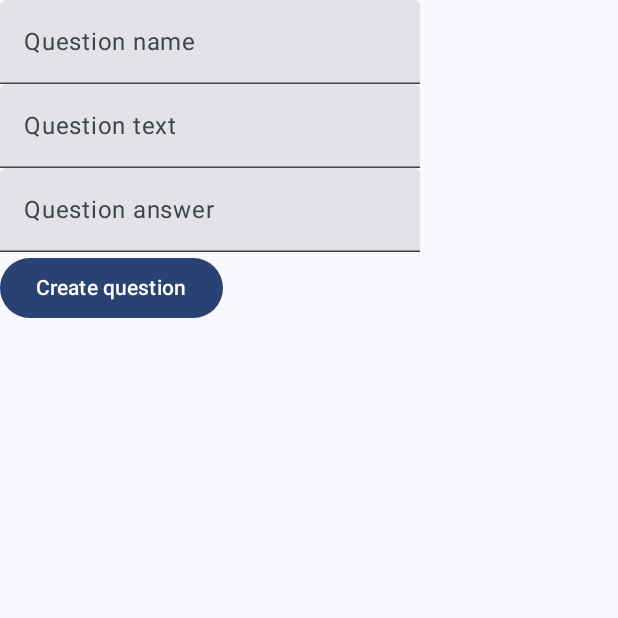
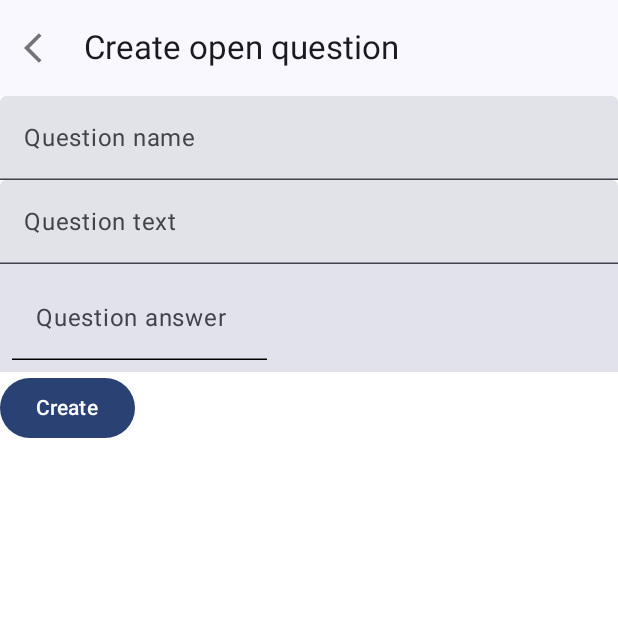
Before and after one commit to MrSpock99/QuizGenerator, an Android app built with Jetpack Compose: the composable CreateOpenQuestion called with empty values, on a phone screen of 412 x 824 dp, the top half of it. Run offline under Robolectric (Android 15) with nearby library versions, the phone set to English and light mode, and no system bars; our stand-ins replace Firebase (no records; nobody signed in at launch, a user with empty details on screens opened directly); 6 statements that could not run were skipped.

Commit message:
add open question

```diff
--- a/app/build.gradle.kts
+++ b/app/build.gradle.kts
@@ -64,7 +64,6 @@ dependencies {
     implementation(libs.navigation.compose)
     implementation(libs.kotlinx.serialization.json)
     implementation (libs.androidx.material)
-
     implementation(platform(libs.firebase.bom))
     implementation(libs.firebase.analytics)
     implementation(libs.firebase.firestore.ktx)
--- a/app/src/main/java/apps/robot/quizgenerator/createquiz/main/presentation/QuizInfo.kt
+++ b/app/src/main/java/apps/robot/quizgenerator/createquiz/main/presentation/QuizInfo.kt
@@ -1,6 +1,7 @@
 package apps.robot.quizgenerator.createquiz.main.presentation
 
 import androidx.compose.foundation.layout.Column
+import androidx.compose.foundation.layout.fillMaxWidth
 import androidx.compose.foundation.layout.padding
 import androidx.compose.material.Scaffold
 import androidx.compose.material.Surface
@@ -26,7 +27,7 @@ fun QuizInfo(quizId: String?, viewModel: QuizInfoViewModel = getViewModel()) {
             modifier = Modifier.padding(it)
         ) {
             Column {
-                CustomTextField(label = "Quiz name", text = state.name, onChange = {
+                CustomTextField(modifier = Modifier.fillMaxWidth(), label = "Quiz name", text = state.name, onChange = {
                     viewModel.onNameChanged(it)
                 })
                 Button(onClick = { viewModel.onSaveBtnClick() }) {
--- a/app/src/main/java/apps/robot/quizgenerator/createquiz/openquestion/CreateOpenQuestion.kt
+++ b/app/src/main/java/apps/robot/quizgenerator/createquiz/openquestion/CreateOpenQuestion.kt
@@ -1,28 +1,104 @@
 package apps.robot.quizgenerator.createquiz.openquestion
 
 import androidx.compose.foundation.layout.Column
+import androidx.compose.foundation.layout.fillMaxWidth
+import androidx.compose.foundation.layout.padding
+import androidx.compose.material.ContentAlpha
+import androidx.compose.material.Icon
+import androidx.compose.material.IconButton
+import androidx.compose.material.Scaffold
+import androidx.compose.material.Surface
 import androidx.compose.material3.Button
+import androidx.compose.material3.ExperimentalMaterial3Api
+import androidx.compose.material3.MaterialTheme
 import androidx.compose.material3.Text
+import androidx.compose.material3.TopAppBar
 import androidx.compose.runtime.Composable
 import androidx.compose.runtime.LaunchedEffect
 import androidx.compose.runtime.collectAsState
 import androidx.compose.runtime.getValue
+import androidx.compose.ui.Modifier
+import androidx.compose.ui.draw.alpha
+import androidx.compose.ui.res.painterResource
+import androidx.navigation.NavController
+import apps.robot.quizgenerator.R
 import apps.robot.quizgenerator.createquiz.presentation.CustomTextField
+import apps.robot.quizgenerator.createquiz.presentation.TextFieldWithBubble
 import org.koin.androidx.compose.getViewModel
 
+@OptIn(ExperimentalMaterial3Api::class)
 @Composable
-fun CreateOpenQuestion(id: String, viewModel: CreateOpenQuestionViewModel = getViewModel()) {
+fun CreateOpenQuestion(
+    quizId: String,
+    questionId: String?,
+    navController: NavController,
+    viewModel: CreateOpenQuestionViewModel = getViewModel()
+) {
     val state by viewModel.state.collectAsState()
 
     LaunchedEffect(key1 = Unit) {
-        viewModel.onReceiveArgs(id)
+        viewModel.onReceiveArgs(quizId, questionId)
     }
-    Column {
-        CustomTextField(label = "Question name", onChange = { viewModel.onQuestionNameChange(it) }, text = state.questionName)
-        CustomTextField(label = "Question text", onChange = { viewModel.onQuestionTextChange(it) }, text = state.questionText)
-        CustomTextField(label = "Question answer", onChange = { viewModel.onQuestionAnswerChange(it) }, text = "")
-        Button(onClick = { viewModel.onCreateQuestionClick() }) {
-            Text(text = "Create question")
+    Scaffold(
+        topBar = {
+            TopAppBar(title = {
+                Text(text = "Create open question")
+            },
+                      navigationIcon = {
+                          IconButton(
+                              modifier = Modifier
+                                  .alpha(ContentAlpha.medium),
+                              onClick = {
+                                  navController.popBackStack()
+                              }
+                          ) {
+                              Icon(
+                                  painter = painterResource(id = R.drawable.baseline_arrow_back_ios_24),
+                                  tint = MaterialTheme.colorScheme.onBackground,
+                                  contentDescription = "Back button"
+                              )
+                          }
+                      })
+        }
+    ) {
+        Surface(
+            modifier = Modifier.padding(it)
+        ) {
+            Column {
+                CustomTextField(
+                    modifier = Modifier.fillMaxWidth(),
+                    label = "Question name",
+                    onChange = { viewModel.onQuestionNameChange(it) },
+                    text = state.questionName
+                )
+                CustomTextField(
+                    modifier = Modifier.fillMaxWidth(),
+                    label = "Question text",
+                    onChange = { viewModel.onQuestionTextChange(it) },
+                    text = state.questionText
+                )
+                TextFieldWithBubble(
+                    modifier = Modifier.fillMaxWidth(),
+                    label = "Question answer",
+                    text = state.currentAnswer,
+                    answers = state.answers,
+                    onDone = { viewModel.onQuestionAnswerAdd(it) },
+                    onChange = { viewModel.onQuestionAnswerChange(it) },
+                    onDeleteClick = { viewModel.onDeleteAnswerClick(it) }
+                )
+                Button(onClick = {
+                    viewModel.onCreateQuestionClick {
+                        navController.popBackStack()
+                    }
+                }) {
+                    val text = if (state.isUpdatingQuestion) {
+                        "Update"
+                    } else {
+                        "Create"
+                    }
+                    Text(text = text)
+                }
+            }
         }
     }
 }
--- a/app/src/main/java/apps/robot/quizgenerator/createquiz/openquestion/CreateOpenQuestionViewModel.kt
+++ b/app/src/main/java/apps/robot/quizgenerator/createquiz/openquestion/CreateOpenQuestionViewModel.kt
@@ -14,8 +14,35 @@ class CreateOpenQuestionViewModel(
 ) : ViewModel() {
 
     var state: MutableStateFlow<QuestionUiModel> =
-        MutableStateFlow(QuestionUiModel(quizId = "", questionName = "", questionText = "", emptyList()))
+        MutableStateFlow(
+            QuestionUiModel(
+                quizId = "", questionName = "", questionText = "", answers = emptyList(),
+                currentAnswer = "", isUpdatingQuestion = false
+            )
+        )
         private set
+
+    private var questionId: String? = null
+    private var questionModel: OpenQuestion? = null
+
+    fun onReceiveArgs(id: String, questionId: String?) {
+        viewModelScope.launch(Dispatchers.IO) {
+            val quiz = repository.getQuizModel(id)
+            this@CreateOpenQuestionViewModel.questionId = questionId
+
+            val question = quiz.list.find { it?.id == questionId } as? OpenQuestion
+            questionModel = question
+
+            state.value = state.value.copy(
+                quizId = id,
+                questionName = question?.title.orEmpty(),
+                questionText = question?.text.orEmpty(),
+                answers = question?.answer.orEmpty(),
+                isUpdatingQuestion = question != null
+            )
+        }
+
+    }
 
     fun onQuestionNameChange(name: String) {
         state.value = state.value.copy(questionName = name)
@@ -24,38 +51,61 @@ class CreateOpenQuestionViewModel(
     fun onQuestionTextChange(text: String) {
         state.value = state.value.copy(questionText = text)
     }
-    fun onQuestionAnswerChange(text: String) {
-        val old = state.value.answer.toMutableList()
+
+    fun onQuestionAnswerAdd(text: String) {
+        val old = state.value.answers.toMutableList()
         old.add(text)
-        state.value = state.value.copy(answer = old)
+        state.value = state.value.copy(answers = old)
     }
 
-    fun onCreateQuestionClick() {
+    fun onQuestionAnswerChange(text: String) {
+        state.value = state.value.copy(currentAnswer = text)
+    }
+
+    fun onCreateQuestionClick(onDone: () -> Unit) {
+        viewModelScope.launch {
             val quizId = state.value.quizId
+            if (state.value.isUpdatingQuestion) {
+                val model = questionModel?.copy(
+                    title = state.value.questionName,
+                    text = state.value.questionText,
+                    answer = state.value.answers
+                )!!
+                val job = viewModelScope.launch(Dispatchers.IO) {
+                    repository.updateQuestion(quizId, model)
+                }
+                job.join()
+                onDone()
+            } else {
                 val model = OpenQuestion(
                     id = UUID.randomUUID().toString(),
                     title = state.value.questionName,
                     text = state.value.questionText,
-            answer = state.value.answer,
+                    answer = state.value.answers,
                     image = null,
                     voiceover = null
                 )
-        viewModelScope.launch(Dispatchers.IO) {
+                val job = viewModelScope.launch(Dispatchers.IO) {
                     repository.addQuestion(quizId, model)
+                }
+                job.join()
+                onDone()
+            }
         }
     }
 
-    fun onReceiveArgs(id: String) {
-        state.value = state.value.copy(quizId = id)
+    fun onDeleteAnswerClick(answer: String) {
+        val old = state.value.answers.toMutableList()
+        old.remove(answer)
+        state.value = state.value.copy(answers = old)
     }
 
-    data class QuestionUiModel(val quizId: String, val questionName: String, val questionText: String, val answer: List<String>) :
-        CreateOpenQuestionUiModel
-
-    sealed interface CreateOpenQuestionUiModel {
-        object Loading : CreateOpenQuestionUiModel
-        data class QuestionModel(val quizId: String, val questionName: String, val questionText: String) :
-            CreateOpenQuestionUiModel
-        data class Error(val message: String) : CreateOpenQuestionUiModel
+    data class QuestionUiModel(
+        val quizId: String,
+        val questionName: String,
+        val questionText: String,
+        val answers: List<String>,
+        val currentAnswer: String,
+        val isUpdatingQuestion: Boolean
+    )
 }
-}
--- a/app/src/main/java/apps/robot/quizgenerator/createquiz/presentation/CustomTextField.kt
+++ b/app/src/main/java/apps/robot/quizgenerator/createquiz/presentation/CustomTextField.kt
@@ -1,16 +1,147 @@
+@file:OptIn(ExperimentalMaterial3Api::class)
+
 package apps.robot.quizgenerator.createquiz.presentation
 
+import androidx.compose.foundation.background
+import androidx.compose.foundation.layout.Box
+import androidx.compose.foundation.layout.PaddingValues
+import androidx.compose.foundation.layout.Row
+import androidx.compose.foundation.layout.fillMaxSize
+import androidx.compose.foundation.layout.padding
+import androidx.compose.foundation.layout.size
+import androidx.compose.foundation.layout.wrapContentSize
+import androidx.compose.foundation.lazy.grid.GridCells
+import androidx.compose.foundation.lazy.grid.GridItemSpan
+import androidx.compose.foundation.lazy.grid.LazyVerticalGrid
+import androidx.compose.foundation.lazy.grid.items
+import androidx.compose.foundation.shape.RoundedCornerShape
+import androidx.compose.foundation.text.KeyboardActions
+import androidx.compose.foundation.text.KeyboardOptions
+import androidx.compose.material.Icon
+import androidx.compose.material.IconButton
+import androidx.compose.material3.ExperimentalMaterial3Api
+import androidx.compose.material3.MaterialTheme
 import androidx.compose.material3.Text
 import androidx.compose.material3.TextField
+import androidx.compose.material3.TextFieldDefaults
 import androidx.compose.runtime.Composable
+import androidx.compose.ui.Alignment
+import androidx.compose.ui.Modifier
+import androidx.compose.ui.graphics.Color
+import androidx.compose.ui.res.painterResource
+import androidx.compose.ui.text.input.ImeAction
+import androidx.compose.ui.text.input.KeyboardType
+import androidx.compose.ui.unit.dp
+import apps.robot.quizgenerator.R
 
 @Composable
-fun CustomTextField(label: String, onChange: (String) -> Unit, text: String) {
+fun CustomTextField(
+    modifier: Modifier,
+    label: String,
+    onChange: (String) -> Unit,
+    text: String,
+    onDone: ((String) -> Unit)? = null,
+) {
     TextField(
+        modifier = modifier,
         value = text,
         onValueChange = {
             onChange(it)
         },
-        label = { Text(label) }
+        label = { Text(label) },
+        keyboardOptions = KeyboardOptions(imeAction = ImeAction.Next)
     )
 }
+
+@Composable
+fun CustomOutlineTextField(
+    modifier: Modifier,
+    label: String,
+    onChange: (String) -> Unit,
+    text: String,
+    onDone: ((String) -> Unit)? = null
+) {
+    TextField(
+        modifier = modifier,
+        value = text,
+        onValueChange = {
+            onChange(it)
+        },
+        label = { Text(label) },
+        keyboardActions = KeyboardActions {
+            onDone?.invoke(text)
+        },
+        keyboardOptions = KeyboardOptions(
+            imeAction = ImeAction.Done,
+            keyboardType = KeyboardType.Text
+        ),
+        colors = TextFieldDefaults.textFieldColors(
+            containerColor = Color.Transparent,
+            focusedIndicatorColor = Color.Black,
+            unfocusedIndicatorColor = Color.Black
+        ),
+    )
+}
+
+@Composable
+fun TextFieldWithBubble(
+    modifier: Modifier,
+    onChange: (String) -> Unit,
+    text: String,
+    answers: List<String>,
+    label: String,
+    onDone: (String) -> Unit,
+    onDeleteClick: (String) -> Unit
+) {
+    Row(
+        modifier = modifier.background(MaterialTheme.colorScheme.surfaceVariant),
+    ) {
+        LazyVerticalGrid(
+            modifier = Modifier.wrapContentSize(),
+            columns = GridCells.Adaptive(50.dp),
+            contentPadding = PaddingValues(8.dp)
+        ) {
+            items(answers) { item ->
+                Bubble(text = item, onDeleteClick = onDeleteClick)
+            }
+            item(
+                span = { GridItemSpan(3) }
+            ) {
+                CustomOutlineTextField(
+                    modifier = Modifier
+                        .fillMaxSize()
+                        .weight(1f),
+                    label = label,
+                    onChange = onChange,
+                    text = text,
+                    onDone = onDone
+                )
+            }
+        }
+    }
+}
+
+@Composable
+private fun Bubble(text: String, onDeleteClick: (String) -> Unit) {
+    Box(
+        modifier = Modifier
+            .background(Color.LightGray, shape = RoundedCornerShape(8.dp))
+            .padding(8.dp),
+        contentAlignment = Alignment.Center
+    ) {
+        IconButton(
+            modifier = Modifier
+                .align(Alignment.TopStart).size(8.dp),
+            onClick = {
+                onDeleteClick(text)
+            }
+        ) {
+            Icon(
+                painter = painterResource(id = R.drawable.baseline_arrow_back_ios_24),
+                tint = MaterialTheme.colorScheme.onBackground,
+                contentDescription = "Back button"
+            )
+        }
+        Text(text = text)
+    }
+}
--- a/app/src/main/java/apps/robot/quizgenerator/createquiz/questionlist/QuizQuestionList.kt
+++ b/app/src/main/java/apps/robot/quizgenerator/createquiz/questionlist/QuizQuestionList.kt
@@ -36,12 +36,12 @@ fun QuizQuestionList(quizId: String?, viewModel: QuizQuestionListViewModel = get
         LazyColumn {
             itemsIndexed(state.list, key = { _, question -> question.id }) { index, question ->
                 OpenQuestionItem(modifier = Modifier, questionModel = question, onClick = {
-                    navController.navigate(CreateOpenQuestionScreen(it.id))
+                    navController.navigate(CreateOpenQuestionScreen(quizId = state.quizId, questionId = it.id))
                 })
             }
         }
         FloatingActionButton(
-            onClick = { navController.navigate(CreateOpenQuestionScreen(state.quizId)) },
+            onClick = { navController.navigate(CreateOpenQuestionScreen(quizId = state.quizId, questionId = null)) },
             modifier = Modifier.align(Alignment.BottomEnd)
         ) {
             Icon(
@@ -59,6 +59,7 @@ fun OpenQuestionItem(modifier: Modifier, questionModel: QuestionModel, onClick:
         .fillMaxWidth()
         .wrapContentHeight()
         .clickable { onClick(questionModel) }) {
+
         Column {
             Text(text = questionModel.title)
             Text(text = questionModel.text)
--- a/app/src/main/java/apps/robot/quizgenerator/domain/QuizRepository.kt
+++ b/app/src/main/java/apps/robot/quizgenerator/domain/QuizRepository.kt
@@ -2,6 +2,7 @@ package apps.robot.quizgenerator.domain
 
 interface QuizRepository {
     suspend fun addQuestion(quizId: String, questionModel: QuestionModel): Boolean
+    suspend fun updateQuestion(quizId: String, questionModel: QuestionModel)
     suspend fun exportQuiz(): String
     suspend fun getQuizList(): List<QuizModel?>
     suspend fun getQuizModel(id: String): QuizModel
--- a/app/src/main/java/apps/robot/quizgenerator/presentation/MainActivity.kt
+++ b/app/src/main/java/apps/robot/quizgenerator/presentation/MainActivity.kt
@@ -33,11 +33,11 @@ class MainActivity : ComponentActivity() {
                     }
                     composable<CreateOpenQuestionScreen> {
                         val args = it.toRoute<CreateOpenQuestionScreen>()
-                        CreateOpenQuestion(args.id)
+                        CreateOpenQuestion(quizId = args.quizId, questionId = args.questionId, navController = navController)
                     }
                     composable<CreateQuizViewPagerScreen> {
                         val args = it.toRoute<CreateQuizViewPagerScreen>()
-                        QuizViewPager(quizId = args.quizId, navController)
+                        QuizViewPager(quizId = args.quizId, navController =navController)
                     }
                     composable<QuizQuestionListScreen> {
                         val args = it.toRoute<QuizQuestionListScreen>()
@@ -76,7 +76,7 @@ fun GreetingPreview() {
 object QuizListScreen
 
 @Serializable
-data class CreateOpenQuestionScreen(val id: String)
+data class CreateOpenQuestionScreen(val quizId: String, val questionId: String?)
 
 @Serializable
 data class CreateQuizViewPagerScreen(val quizId: String?)
--- /dev/null
+++ b/app/src/main/res/drawable/baseline_arrow_back_ios_24.xml
@@ -0,0 +1,5 @@
+<vector xmlns:android="http://schemas.android.com/apk/res/android" android:autoMirrored="true" android:height="24dp" android:tint="#000000" android:viewportHeight="24" android:viewportWidth="24" android:width="24dp">
+
+    <path android:fillColor="@android:color/white" android:pathData="M11.67,3.87L9.9,2.1 0,12l9.9,9.9 1.77,-1.77L3.54,12z"/>
+
+</vector>
```
Also changed, not shown: app/src/main/java/apps/robot/quizgenerator/createquiz/main/presentation/QuizViewPager.kt (+32 -1 lines), app/src/main/java/apps/robot/quizgenerator/data/QuizRepositoryImpl.kt (+67 -34 lines), app/src/main/java/apps/robot/quizgenerator/quizlist/presentation/QuizList.kt (+10 -1 lines). Lines whose indentation alone changed are shown as unchanged.
